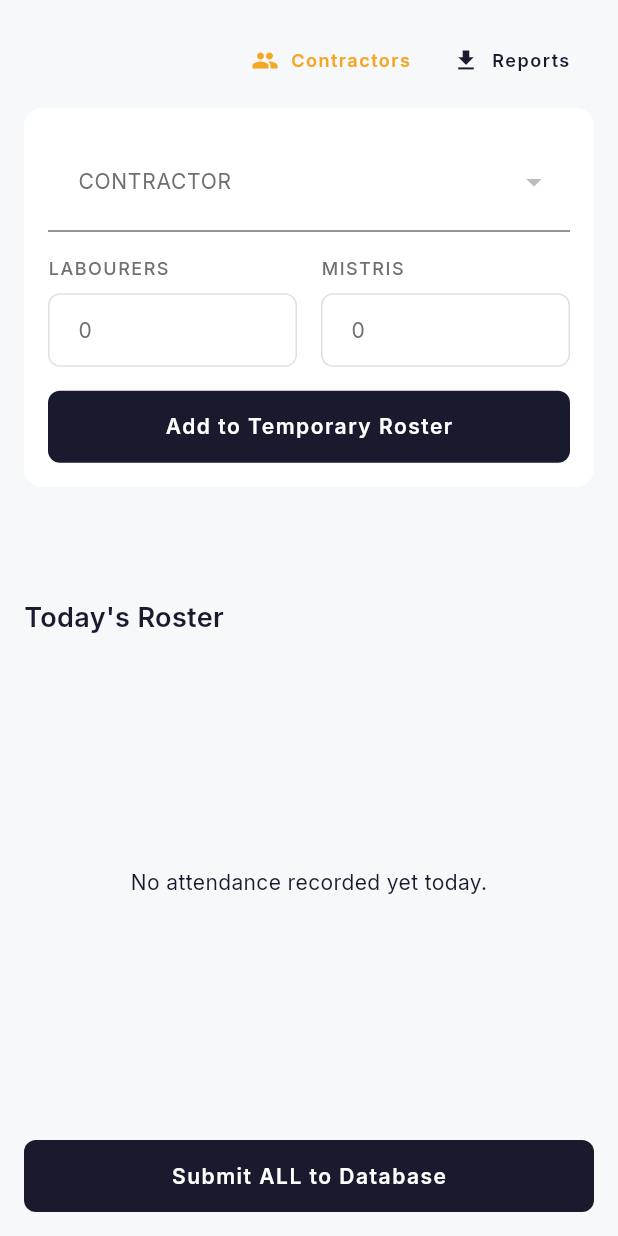
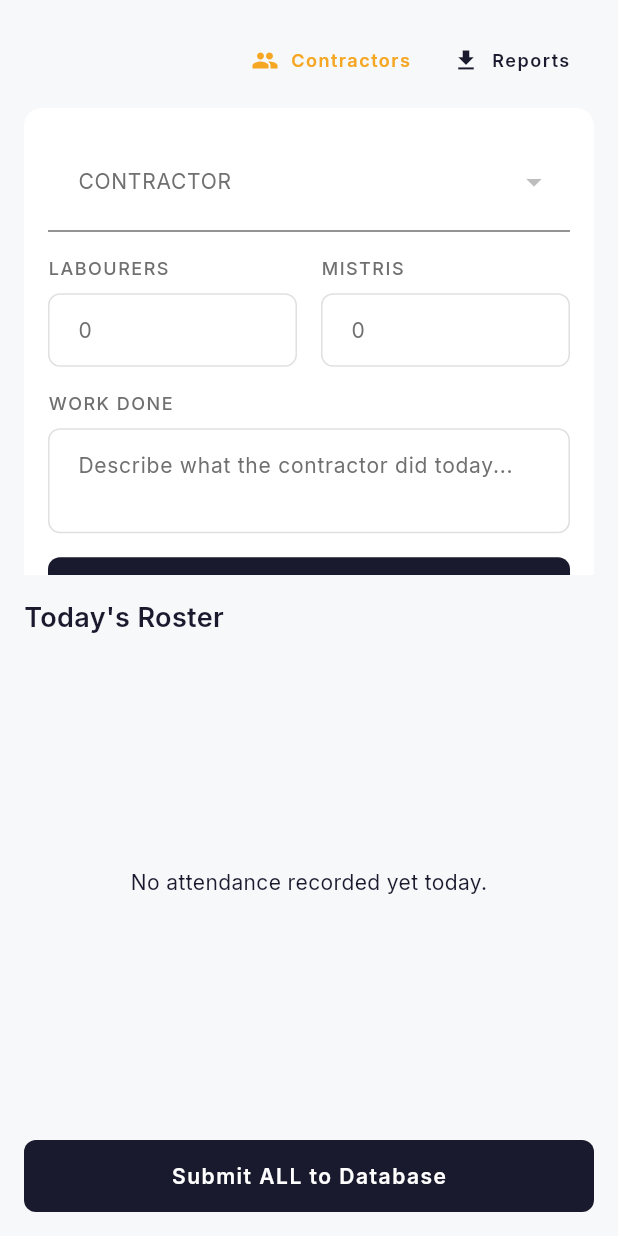
Before and after one commit to SrijitK10/SiteSync, a Flutter app: the AttendanceScreen screen opened directly with empty values, on a phone screen of 412 x 824 dp. Run offline on Flutter 3.47's test engine with Material 3 defaults, Android fonts, the phone set to English and light mode, and no system bars; our stand-ins replace dio, firebase_auth, firebase_core, firebase_messaging, flutter_local_notifications, flutter_riverpod and 6 more; missing offline and left inert: cloudinary_public, dart:html, excel; accounts and stored records are empty; network calls fail.

Commit message:
feat: add work description field to attendance entity and implement task import localization and dependencies

```diff
--- a/app/lib/screens/attendance_screen.dart
+++ b/app/lib/screens/attendance_screen.dart
@@ -24,6 +24,7 @@ class _AttendanceScreenState extends ConsumerState<AttendanceScreen> {
 
   final _labourersController = TextEditingController();
   final _mistrisController = TextEditingController();
+  final _workDescriptionController = TextEditingController();
   String? _selectedContractor;
 
   List<dynamic> _contractors = [];
@@ -83,17 +84,21 @@ class _AttendanceScreenState extends ConsumerState<AttendanceScreen> {
     final labourers = int.tryParse(_labourersController.text.trim()) ?? 0;
     final mistris = int.tryParse(_mistrisController.text.trim()) ?? 0;
 
+    final workDesc = _workDescriptionController.text.trim();
+
     setState(() {
       _records.insert(0, {
         'contractor_name': _selectedContractor,
         'labourers_count': labourers,
         'mistris_count': mistris,
+        'work_description': workDesc.isNotEmpty ? workDesc : null,
         'date': DateTime.now().toIso8601String(),
         'project': _projectName,
       });
       _selectedContractor = null;
       _labourersController.clear();
       _mistrisController.clear();
+      _workDescriptionController.clear();
     });
   }
 
@@ -103,6 +108,7 @@ class _AttendanceScreenState extends ConsumerState<AttendanceScreen> {
       _selectedContractor = record['contractor_name'];
       _labourersController.text = record['labourers_count'].toString();
       _mistrisController.text = record['mistris_count'].toString();
+      _workDescriptionController.text = record['work_description'] ?? '';
       _records.removeAt(index);
     });
   }
@@ -129,6 +135,7 @@ class _AttendanceScreenState extends ConsumerState<AttendanceScreen> {
               'contractor_name': r['contractor_name'],
               'labourers_count': r['labourers_count'],
               'mistris_count': r['mistris_count'],
+              'work_description': r['work_description'],
             },
           )
           .toList();
@@ -154,6 +161,7 @@ class _AttendanceScreenState extends ConsumerState<AttendanceScreen> {
           _selectedContractor = null;
           _labourersController.clear();
           _mistrisController.clear();
+          _workDescriptionController.clear();
         });
       }
     } catch (e) {
@@ -215,6 +223,7 @@ class _AttendanceScreenState extends ConsumerState<AttendanceScreen> {
         TextCellValue('Contractor'),
         TextCellValue('Labourers'),
         TextCellValue('Mistris'),
+        TextCellValue('Work Done'),
         TextCellValue('Mapped Project Location'),
         TextCellValue('Date'),
         TextCellValue('Time'),
@@ -234,6 +243,7 @@ class _AttendanceScreenState extends ConsumerState<AttendanceScreen> {
           TextCellValue(r['contractor_name'] ?? 'Unknown'),
           TextCellValue(r['labourers_count']?.toString() ?? '0'),
           TextCellValue(r['mistris_count']?.toString() ?? '0'),
+          TextCellValue(r['work_description'] ?? ''),
           TextCellValue(r['site_address'] ?? 'No Address'),
           TextCellValue(dateText),
           TextCellValue(timeText),
@@ -608,6 +618,13 @@ class _AttendanceScreenState extends ConsumerState<AttendanceScreen> {
                               ],
                             ),
                             const SizedBox(height: 16),
+                            AppTextField(
+                              label: 'WORK DONE',
+                              hint: 'Describe what the contractor did today...',
+                              controller: _workDescriptionController,
+                              maxLines: 2,
+                            ),
+                            const SizedBox(height: 16),
                             AppButton(
                               text: 'Add to Temporary Roster',
                               onPressed: _addRecordLocal,
@@ -659,8 +676,25 @@ class _AttendanceScreenState extends ConsumerState<AttendanceScreen> {
                                       fontWeight: FontWeight.bold,
                                     ),
                                   ),
-                                  subtitle: Text(
-                                    'Labourers: ${r['labourers_count']} • Mistris: ${r['mistris_count']}',
+                                  subtitle: Column(
+                                    crossAxisAlignment: CrossAxisAlignment.start,
+                                    children: [
+                                      Text(
+                                        'Labourers: ${r['labourers_count']} • Mistris: ${r['mistris_count']}',
+                                      ),
+                                      if (r['work_description'] != null && r['work_description'].toString().isNotEmpty)
+                                        Padding(
+                                          padding: const EdgeInsets.only(top: 4),
+                                          child: Text(
+                                            r['work_description'],
+                                            style: TextStyle(
+                                              color: AppTheme.textSecondary,
+                                              fontSize: 12,
+                                              fontStyle: FontStyle.italic,
+                                            ),
+                                          ),
+                                        ),
+                                    ],
                                   ),
                                   trailing: Row(
                                     mainAxisSize: MainAxisSize.min,
--- a/app/lib/widgets/app_text_field.dart
+++ b/app/lib/widgets/app_text_field.dart
@@ -7,6 +7,7 @@ class AppTextField extends StatelessWidget {
   final TextEditingController controller;
   final bool isPassword;
   final TextInputType keyboardType;
+  final int maxLines;
 
   const AppTextField({
     super.key,
@@ -15,6 +16,7 @@ class AppTextField extends StatelessWidget {
     required this.controller,
     this.isPassword = false,
     this.keyboardType = TextInputType.text,
+    this.maxLines = 1,
   });
 
   @override
@@ -28,6 +30,7 @@ class AppTextField extends StatelessWidget {
           controller: controller,
           obscureText: isPassword,
           keyboardType: keyboardType,
+          maxLines: maxLines,
           style: AppTheme.body,
           decoration: InputDecoration(
             hintText: hint,
```
Also changed, not shown: app/lib/l10n/app_localizations.dart (+49 -0 lines), app/lib/l10n/app_localizations_bn.dart (+9 -0 lines), app/lib/l10n/app_localizations_en.dart (+9 -0 lines), app/lib/l10n/app_localizations_hi.dart (+9 -0 lines), 4 other files.
